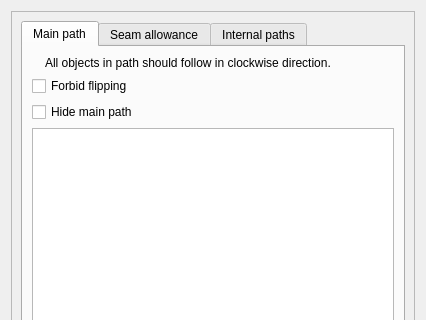
The window that src/libs/vtools/dialogs/tools/piece/tabs/tabpaths.ui (FashionFreedom/Seamly2D) describes before a commit, drawn with Qt 5; both pictures show x 0 to 426 and y 0 to 320 of the 426 by 637 pixel window.
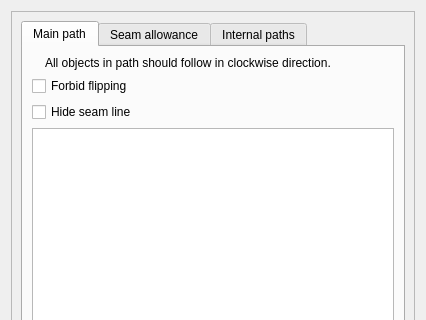
The same window after the commit. Icons and pictures are not drawn.

Diff of the .ui file:
```diff
--- a/src/libs/vtools/dialogs/tools/piece/tabs/tabpaths.ui
+++ b/src/libs/vtools/dialogs/tools/piece/tabs/tabpaths.ui
@@ -95,7 +95,7 @@
               <string>Hide the main path if the seam allowance is enabled</string>
              </property>
              <property name="text">
-              <string>Hide main path</string>
+              <string>Hide seam line</string>
              </property>
             </widget>
            </item>
```
Left out of the diff: 2 changed lines with no effect on the pictures.
